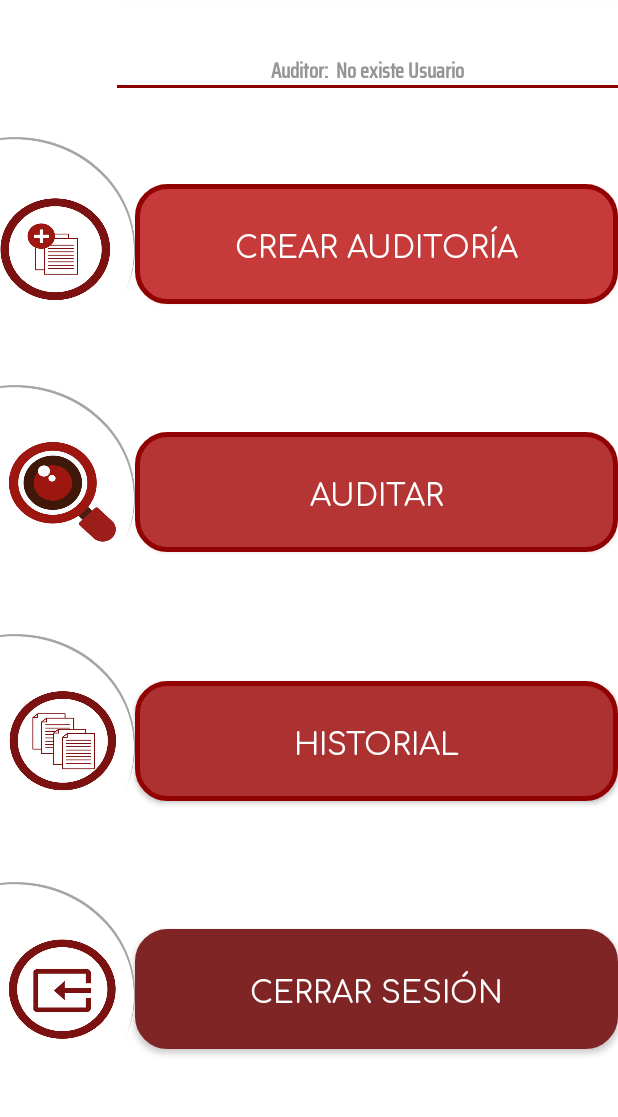
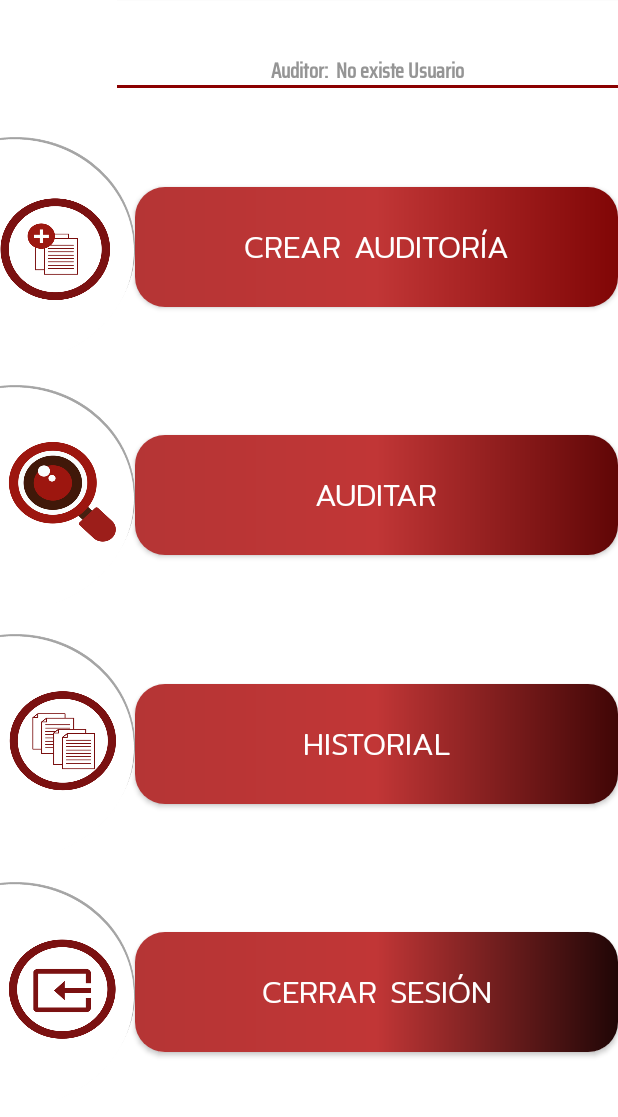
Before and after one commit to Genaro10020/a5SGonherV2, an Android app: the MainMenu screen opened directly, with no data from a screen before it, on a phone screen of 412 x 824 dp, the part 60-1177 px from its top. Run offline under Robolectric (Android 15) with nearby library versions, the phone set to English and light mode, and no system bars; network calls fail.

Commit message:
Interfaz 3 Plantas, terminado.

```diff
--- a/app/build.gradle
+++ b/app/build.gradle
@@ -12,6 +12,7 @@ android {
         versionName "1.0"
 
         testInstrumentationRunner "androidx.test.runner.AndroidJUnitRunner"
+        vectorDrawables.useSupportLibrary = true
     }
 
     buildTypes {
--- a/app/src/main/java/com/example/a5SGonher/MainMenu.java
+++ b/app/src/main/java/com/example/a5SGonher/MainMenu.java
@@ -106,7 +106,7 @@ public class MainMenu extends AppCompatActivity {
 
     }
 
-
+//CREAR AUDITORIA Genaro
     public void openActivityAjustes()
     {
         Intent intent =new Intent(this,AgregarPlanta.class);
--- a/app/src/main/res/drawable/fondo_auditar.xml
+++ b/app/src/main/res/drawable/fondo_auditar.xml
@@ -1,13 +1,17 @@
 <?xml version="1.0" encoding="utf-8"?>
 <shape xmlns:android="http://schemas.android.com/apk/res/android">
 
-        <solid
-            android:color="#B53535"
+        <gradient
+            android:startColor="#B53535"
+            android:centerColor="#C13636"
+            android:endColor="#600606"
+            android:angle="0"
             />
         <stroke
             android:color="#930202"
-            android:width="3dp"/>
+        />
         <corners
+
             android:bottomRightRadius="20dp"
             android:topRightRadius="20dp"
             android:bottomLeftRadius="20dp"
--- a/app/src/main/res/drawable/fondo_crearauditoria.xml
+++ b/app/src/main/res/drawable/fondo_crearauditoria.xml
@@ -1,12 +1,15 @@
 <?xml version="1.0" encoding="utf-8"?>
 <shape xmlns:android="http://schemas.android.com/apk/res/android">
 
-        <solid
-            android:color="#C63A3A"
-            />
+        <gradient
+    android:startColor="#B53535"
+    android:centerColor="#C13636"
+    android:endColor="#800606"
+    android:angle="0"
+    />
         <stroke
             android:color="#930202"
-            android:width="3dp"/>
+         />
         <corners
             android:bottomRightRadius="20dp"
             android:topRightRadius="20dp"
--- a/app/src/main/res/drawable/fondo_historial.xml
+++ b/app/src/main/res/drawable/fondo_historial.xml
@@ -1,14 +1,17 @@
 <?xml version="1.0" encoding="utf-8"?>
 <shape xmlns:android="http://schemas.android.com/apk/res/android">
-    <solid
-    android:color="#AC3131"
-    />
+    <gradient
+        android:startColor="#B53535"
+        android:centerColor="#C13636"
+        android:endColor="#400606"
+        android:angle="0"
+        />
 
     <corners
     android:radius="20dp"
         />
     <stroke
         android:color="#930202"
-        android:width="3dp"/>
+        />
         />
 </shape>
--- a/app/src/main/res/drawable/fondo_salir.xml
+++ b/app/src/main/res/drawable/fondo_salir.xml
@@ -1,8 +1,11 @@
 <?xml version="1.0" encoding="utf-8"?>
 <shape xmlns:android="http://schemas.android.com/apk/res/android">
 
-    <solid
-        android:color="#802525"
+    <gradient
+        android:startColor="#B53535"
+        android:centerColor="#C13636"
+        android:endColor="#200606"
+        android:angle="0"
         />
 
     <corners
@@ -11,6 +14,6 @@
 
     <stroke
         android:color="#802525"
-        android:width="3dp"/>
+       />
 
 </shape>
--- /dev/null
+++ b/app/src/main/res/drawable/icon_seleccione_planta.xml
@@ -0,0 +1,5 @@
+<vector android:height="24dp" android:tint="#891E00"
+    android:viewportHeight="24" android:viewportWidth="24"
+    android:width="24dp" xmlns:android="http://schemas.android.com/apk/res/android">
+    <path android:fillColor="@android:color/white" android:pathData="M12,7V3H2v18h20V7H12zM10,19H4v-2h6V19zM10,15H4v-2h6V15zM10,11H4V9h6V11zM10,7H4V5h6V7zM20,19h-8V9h8V19zM18,11h-4v2h4V11zM18,15h-4v2h4V15z"/>
+</vector>
--- a/app/src/main/res/layout/activity_main_menu.xml
+++ b/app/src/main/res/layout/activity_main_menu.xml
@@ -58,7 +58,7 @@
             android:layout_height="80dp"
 
             android:background="@drawable/fondo_crearauditoria"
-            android:fontFamily="@font/conforta"
+            android:fontFamily="@font/mitre2"
             android:text="Crear Auditoría"
             android:textColor="#FFFFFF"
             android:textSize="20dp" />
@@ -89,7 +89,7 @@
             android:layout_width="match_parent"
             android:layout_height="80dp"
             android:background="@drawable/fondo_auditar"
-            android:fontFamily="@font/conforta"
+            android:fontFamily="@font/mitre2"
             android:text="Auditar"
             android:textColor="#FFFFFF"
             android:textSize="20sp" />
@@ -121,7 +121,7 @@
             android:layout_width="match_parent"
             android:layout_height="80dp"
             android:background="@drawable/fondo_historial"
-            android:fontFamily="@font/conforta"
+            android:fontFamily="@font/mitre2"
             android:text="Historial"
             android:textColor="#FFFFFF"
             android:textSize="20sp" />
@@ -153,7 +153,7 @@
             android:layout_width="match_parent"
             android:layout_height="80dp"
             android:background="@drawable/fondo_salir"
-            android:fontFamily="@font/conforta"
+            android:fontFamily="@font/mitre2"
             android:text="Cerrar Sesión"
             android:textColor="#FFFFFF"
             android:textSize="20sp" />
--- a/app/src/main/res/layout/activity_seleccionar_planta.xml
+++ b/app/src/main/res/layout/activity_seleccionar_planta.xml
@@ -17,6 +17,7 @@
         app:layout_constraintTop_toBottomOf="@+id/textView4">
 
         <TableRow
+
             android:layout_width="match_parent"
             android:layout_height="match_parent" />
 
--- a/app/src/main/res/layout/toolbar.xml
+++ b/app/src/main/res/layout/toolbar.xml
@@ -35,7 +35,7 @@
             android:gravity="center"
             android:text="Inicio"
             android:textColor="#ffffff"
-            android:textSize="20dp" />
+            android:textSize="20sp" />
 
     </LinearLayout>
 
```
Also changed, not shown: app/src/main/java/com/example/a5SGonher/AgregarPlanta.java (+36 -7 lines), app/src/main/res/drawable/nuevos_botones_listado.xml (added, +9 -0 lines), app/src/main/res/layout/activity_agregar_planta.xml (+35 -6 lines), app/src/main/res/layout/activity_main.xml (+4 -17 lines), app/src/main/res/drawable/fondo_pie.png (added), app/src/main/res/font/jura.ttf (added), app/src/main/res/font/mitre.ttf (added), app/src/main/res/font/mitre2.ttf (added).
